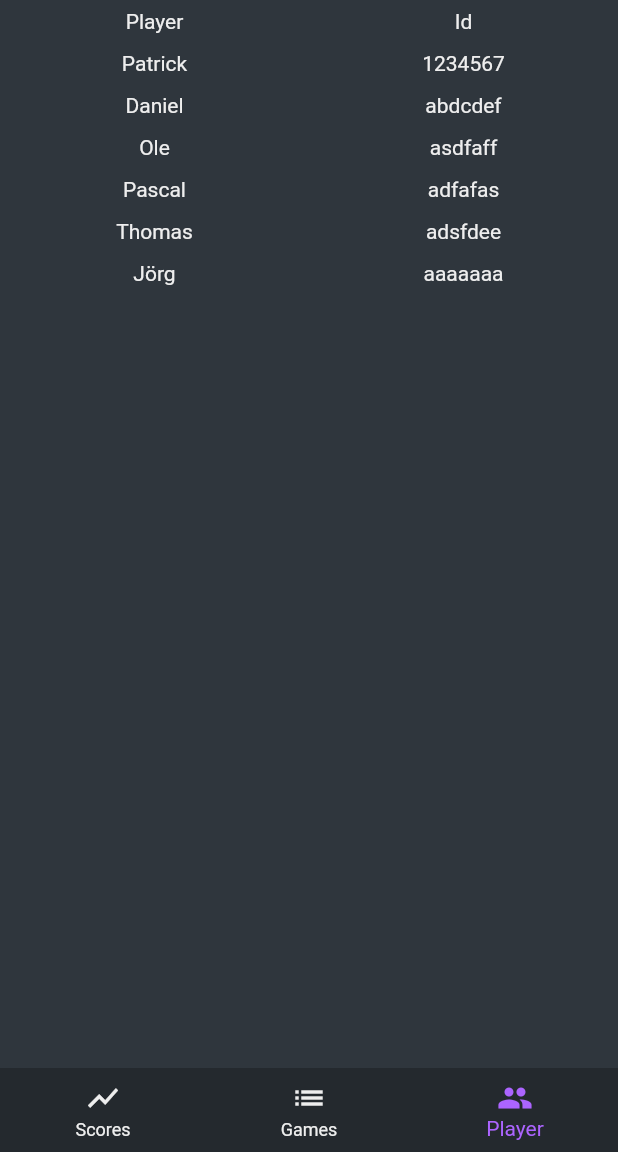
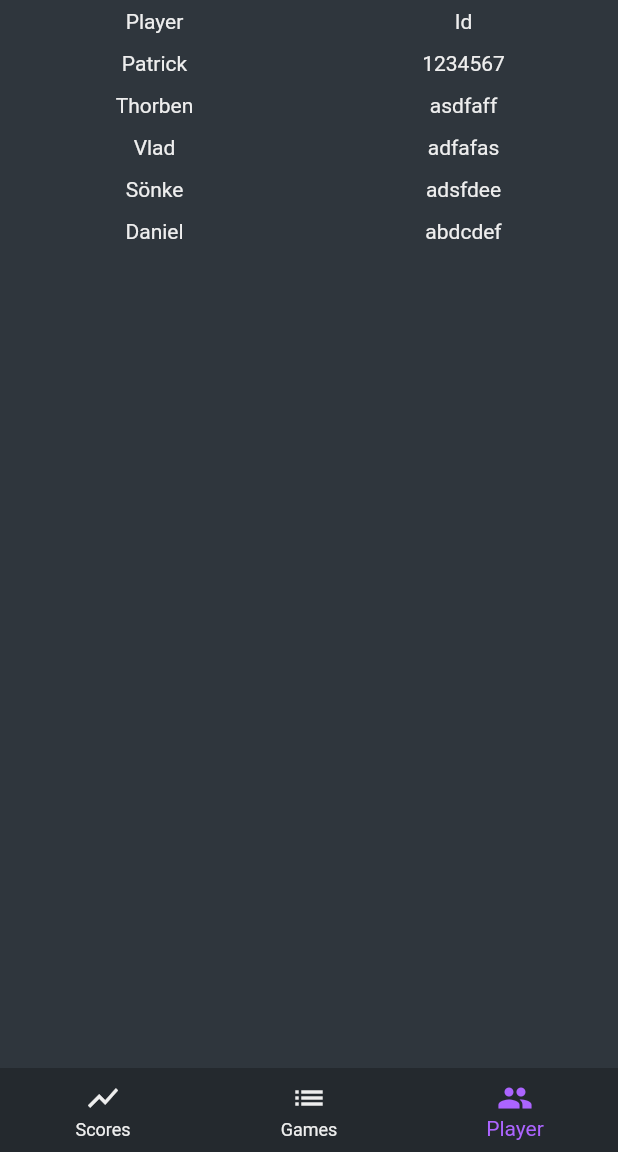
Before and after one commit to patrickz98/KickerKingServer, a Flutter app: the screen it shows after launch, item 3 of the bottom bar chosen, on a phone screen of 412 x 824 dp, the part 84-1236 px from its top. Run offline on Flutter 3.47's test engine with Material 2 defaults, Android fonts, the phone set to English and light mode, and no system bars.

Commit message:
Check in.

```diff
--- a/app/lib/PlayerManager.dart
+++ b/app/lib/PlayerManager.dart
@@ -5,11 +5,10 @@ class PlayerManager
 {
     Map<String, String> _player = {
         "1234567": "Patrick",
+        "asdfaff": "Thorben",
+        "adfafas": "Vlad",
+        "adsfdee": "Sönke",
         "abdcdef": "Daniel",
-        "asdfaff": "Ole",
-        "adfafas": "Pascal",
-        "adsfdee": "Thomas",
-        "aaaaaaa": "Jörg"
     };
 
     Map<String, String> get player => _player;
```
Also changed, not shown: app/lib/AddGameDialog.dart (+43 -5 lines), app/pubspec.lock.
